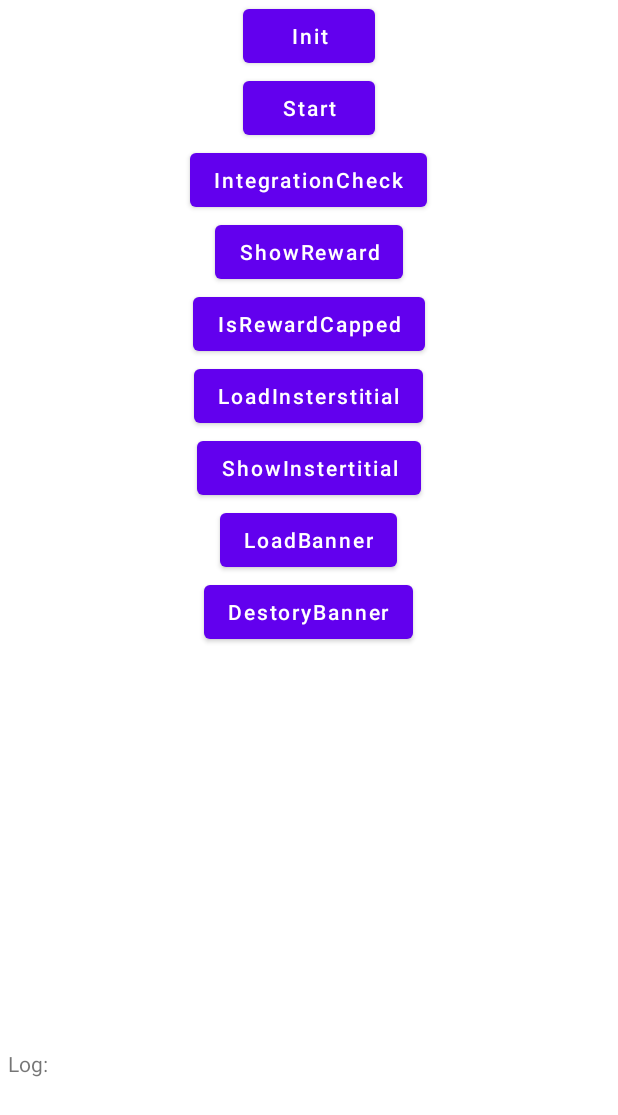
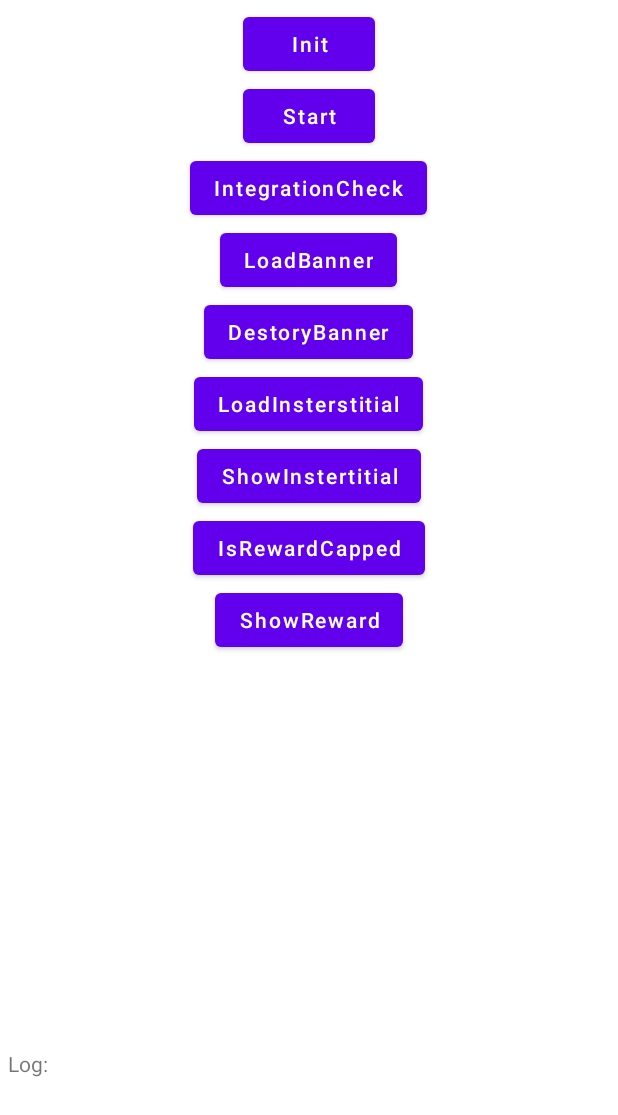
Before and after one commit to hugohuang1111/sdkbox-plugin-ironsource, an Android app: the screen it shows after launch (MainActivity), on a phone screen of 412 x 824 dp, the part 121-1236 px from its top. Run offline under Robolectric (Android 15) with nearby library versions, the phone set to English and light mode, and no system bars; libraries missing offline, so code that uses them is left out: com.sdkbox.bb; 4 statements that could not run were skipped.

Commit message:
fix android layout

```diff
--- a/proj.android/app/src/main/res/layout/activity_main.xml
+++ b/proj.android/app/src/main/res/layout/activity_main.xml
@@ -6,18 +6,21 @@
     android:layout_height="match_parent"
     tools:context=".MainActivity">
 
-    <LinearLayout
-        android:id="@+id/btns"
-        android:layout_width="0dp"
+    <ScrollView
+        android:layout_width="match_parent"
         android:layout_height="0dp"
-        android:gravity="center_horizontal"
-        android:orientation="vertical"
+        android:layout_marginTop="30dp"
+        android:layout_marginBottom="50dp"
         app:layout_constraintBottom_toTopOf="@+id/logtag"
         app:layout_constraintEnd_toEndOf="parent"
-        app:layout_constraintHorizontal_bias="0.0"
         app:layout_constraintStart_toStartOf="parent"
-        app:layout_constraintTop_toBottomOf="@+id/title"
-        app:layout_constraintVertical_bias="0.0">
+        app:layout_constraintTop_toTopOf="parent">
+
+        <LinearLayout
+            android:layout_width="match_parent"
+            android:layout_height="wrap_content"
+            android:gravity="center_horizontal"
+            android:orientation="vertical">
 
             <Button
                 android:id="@+id/btnInit"
@@ -41,17 +44,17 @@
                 android:textAllCaps="false" />
 
             <Button
-            android:id="@+id/btnShowReward"
+                android:id="@+id/btnLoadBanner"
                 android:layout_width="wrap_content"
                 android:layout_height="wrap_content"
-            android:text="@string/showReward"
+                android:text="@string/loadBanner"
                 android:textAllCaps="false" />
 
             <Button
-            android:id="@+id/btnIsRewardCapped"
+                android:id="@+id/btnDestoryBanner"
                 android:layout_width="wrap_content"
                 android:layout_height="wrap_content"
-            android:text="@string/isRewardCapped"
+                android:text="@string/destoryBanner"
                 android:textAllCaps="false" />
 
             <Button
@@ -69,20 +72,21 @@
                 android:textAllCaps="false" />
 
             <Button
-            android:id="@+id/btnLoadBanner"
+                android:id="@+id/btnIsRewardCapped"
                 android:layout_width="wrap_content"
                 android:layout_height="wrap_content"
-            android:text="@string/loadBanner"
+                android:text="@string/isRewardCapped"
                 android:textAllCaps="false" />
 
             <Button
-            android:id="@+id/btnDestoryBanner"
+                android:id="@+id/btnShowReward"
                 android:layout_width="wrap_content"
                 android:layout_height="wrap_content"
-            android:text="@string/destoryBanner"
+                android:text="@string/showReward"
                 android:textAllCaps="false" />
 
         </LinearLayout>
+    </ScrollView>
 
     <TextView
         android:id="@+id/title"
```
Lines whose indentation alone changed are shown as unchanged.
